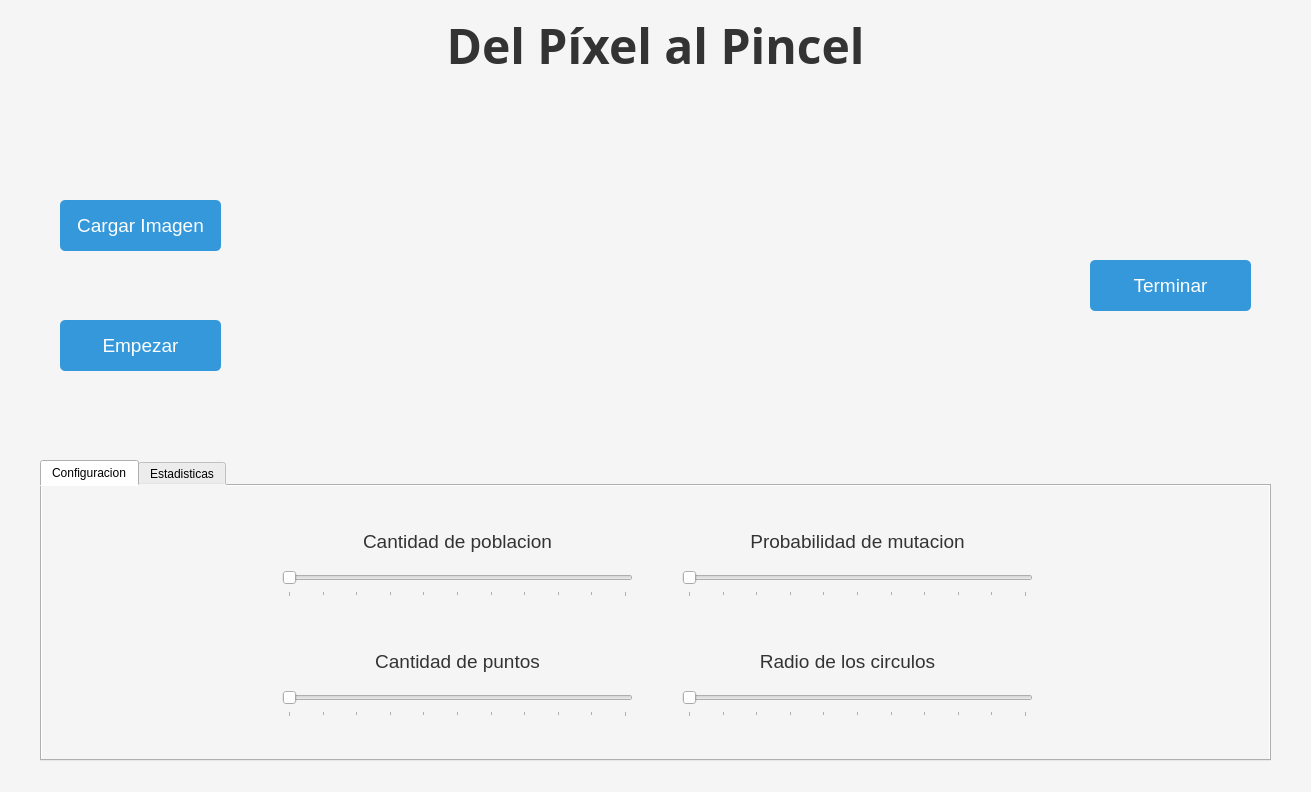
This is ui/main_window.ui in Davidachoy/PixelToMasterpiece as Qt 5 draws it before an edit. The edited form follows.
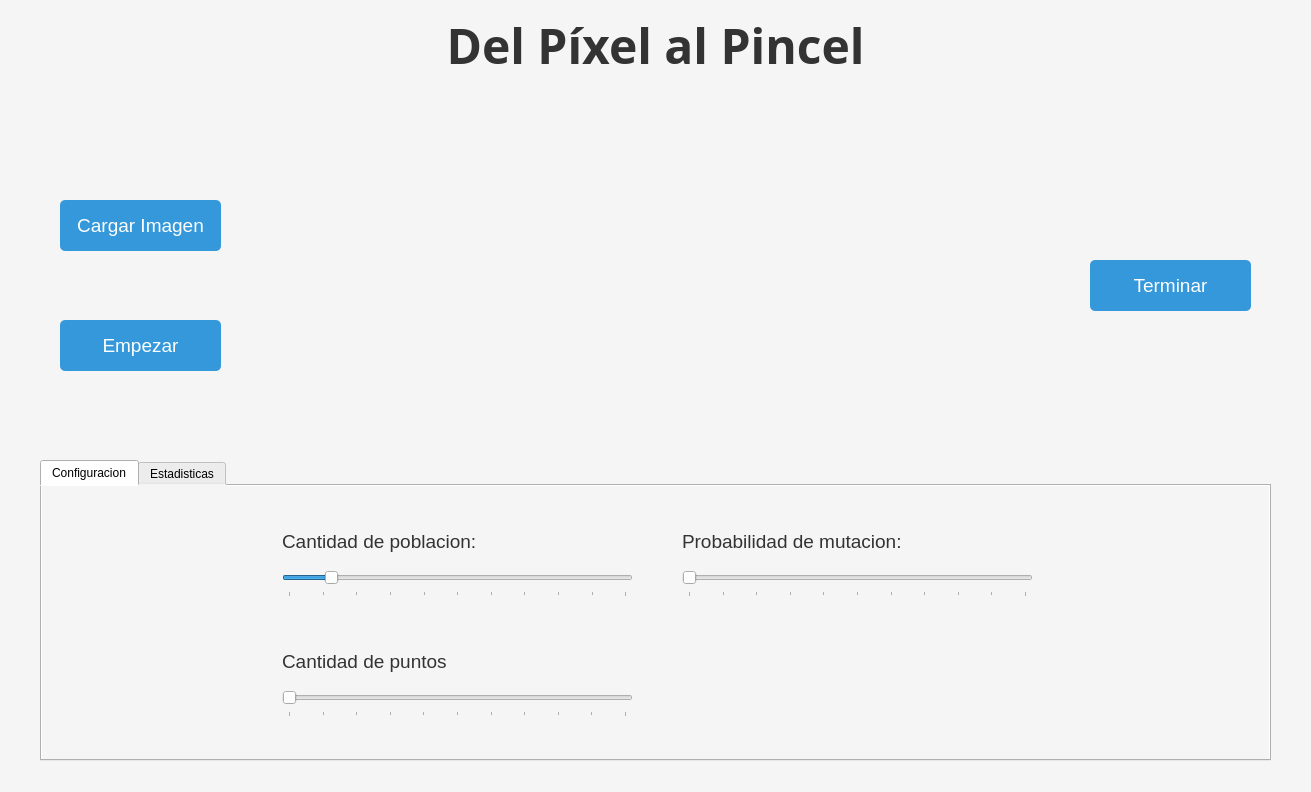
This is the edited form. Icons and pictures are not drawn.

```diff
--- a/ui/main_window.ui
+++ b/ui/main_window.ui
@@ -85,9 +85,15 @@
        <height>31</height>
       </rect>
      </property>
+     <property name="minimum">
+      <number>1</number>
+     </property>
      <property name="maximum">
       <number>1000</number>
      </property>
+     <property name="value">
+      <number>125</number>
+     </property>
      <property name="tracking">
       <bool>true</bool>
      </property>
@@ -129,9 +135,9 @@
     <widget class="QLabel" name="label_2">
      <property name="geometry">
       <rect>
-       <x>280</x>
+       <x>240</x>
        <y>40</y>
-       <width>271</width>
+       <width>201</width>
        <height>31</height>
       </rect>
      </property>
@@ -141,18 +147,15 @@
       </font>
      </property>
      <property name="text">
-      <string>Cantidad de poblacion</string>
-     </property>
-     <property name="alignment">
-      <set>Qt::AlignCenter</set>
+      <string>Cantidad de poblacion:</string>
      </property>
     </widget>
     <widget class="QLabel" name="label">
      <property name="geometry">
       <rect>
-       <x>280</x>
+       <x>240</x>
        <y>160</y>
-       <width>271</width>
+       <width>171</width>
        <height>31</height>
       </rect>
      </property>
@@ -164,16 +167,13 @@
      <property name="text">
       <string>Cantidad de puntos</string>
      </property>
-     <property name="alignment">
-      <set>Qt::AlignCenter</set>
-     </property>
     </widget>
     <widget class="QLabel" name="label_3">
      <property name="geometry">
       <rect>
-       <x>680</x>
+       <x>640</x>
        <y>40</y>
-       <width>271</width>
+       <width>231</width>
        <height>31</height>
       </rect>
      </property>
@@ -183,10 +183,7 @@
       </font>
      </property>
      <property name="text">
-      <string>Probabilidad de mutacion</string>
-     </property>
-     <property name="alignment">
-      <set>Qt::AlignCenter</set>
+      <string>Probabilidad de mutacion:</string>
      </property>
     </widget>
     <widget class="QSlider" name="horizontalSlider_3">
@@ -217,9 +214,9 @@
     <widget class="QLabel" name="label_4">
      <property name="geometry">
       <rect>
-       <x>670</x>
-       <y>160</y>
-       <width>271</width>
+       <x>470</x>
+       <y>40</y>
+       <width>121</width>
        <height>31</height>
       </rect>
      </property>
@@ -229,35 +226,52 @@
       </font>
      </property>
      <property name="text">
-      <string>Radio de los circulos</string>
+      <string/>
      </property>
      <property name="alignment">
-      <set>Qt::AlignCenter</set>
+      <set>Qt::AlignRight|Qt::AlignTrailing|Qt::AlignVCenter</set>
      </property>
     </widget>
-    <widget class="QSlider" name="horizontalSlider_4">
+    <widget class="QLabel" name="label_6">
      <property name="geometry">
       <rect>
-       <x>640</x>
-       <y>200</y>
-       <width>351</width>
+       <x>870</x>
+       <y>40</y>
+       <width>121</width>
        <height>31</height>
       </rect>
      </property>
-     <property name="maximum">
-      <number>1000</number>
+     <property name="font">
+      <font>
+       <pointsize>14</pointsize>
+      </font>
      </property>
-     <property name="tracking">
-      <bool>true</bool>
+     <property name="text">
+      <string/>
      </property>
-     <property name="orientation">
-      <enum>Qt::Horizontal</enum>
+     <property name="alignment">
+      <set>Qt::AlignRight|Qt::AlignTrailing|Qt::AlignVCenter</set>
      </property>
-     <property name="tickPosition">
-      <enum>QSlider::TicksBelow</enum>
+    </widget>
+    <widget class="QLabel" name="label_7">
+     <property name="geometry">
+      <rect>
+       <x>470</x>
+       <y>170</y>
+       <width>121</width>
+       <height>31</height>
+      </rect>
      </property>
-     <property name="tickInterval">
-      <number>100</number>
+     <property name="font">
+      <font>
+       <pointsize>14</pointsize>
+      </font>
+     </property>
+     <property name="text">
+      <string/>
+     </property>
+     <property name="alignment">
+      <set>Qt::AlignRight|Qt::AlignTrailing|Qt::AlignVCenter</set>
      </property>
     </widget>
     <zorder>horizontalSlider_2</zorder>
```
Left out of the diff: 7 changed lines with no effect on the pictures.
